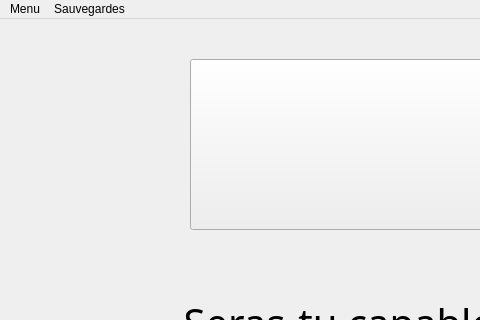
Above: Menu accueil.ui from 2132555-guyollotclement/clementguyollot_francispayan_projet before the change; both pictures show x 0 to 480 and y 0 to 320 of the 1059 by 823 pixel window. Below: the same form after it.
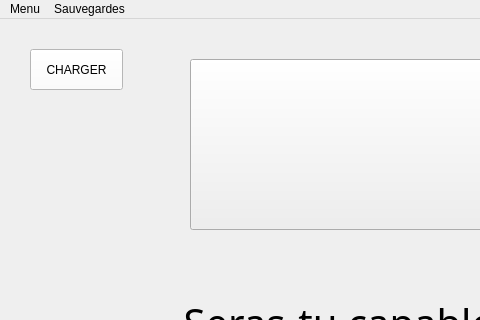
That is the form after the change.

Patch:
```diff
--- a/Menu accueil.ui
+++ b/Menu accueil.ui
@@ -199,6 +199,25 @@
      </rect>
     </property>
    </widget>
+   <widget class="QPushButton" name="pushButtonCharger">
+    <property name="geometry">
+     <rect>
+      <x>30</x>
+      <y>30</y>
+      <width>93</width>
+      <height>41</height>
+     </rect>
+    </property>
+    <property name="cursor">
+     <cursorShape>PointingHandCursor</cursorShape>
+    </property>
+    <property name="styleSheet">
+     <string notr="true">background-color: rgb(255, 255, 255);</string>
+    </property>
+    <property name="text">
+     <string>CHARGER</string>
+    </property>
+   </widget>
   </widget>
   <widget class="QMenuBar" name="menubar">
    <property name="geometry">
```
